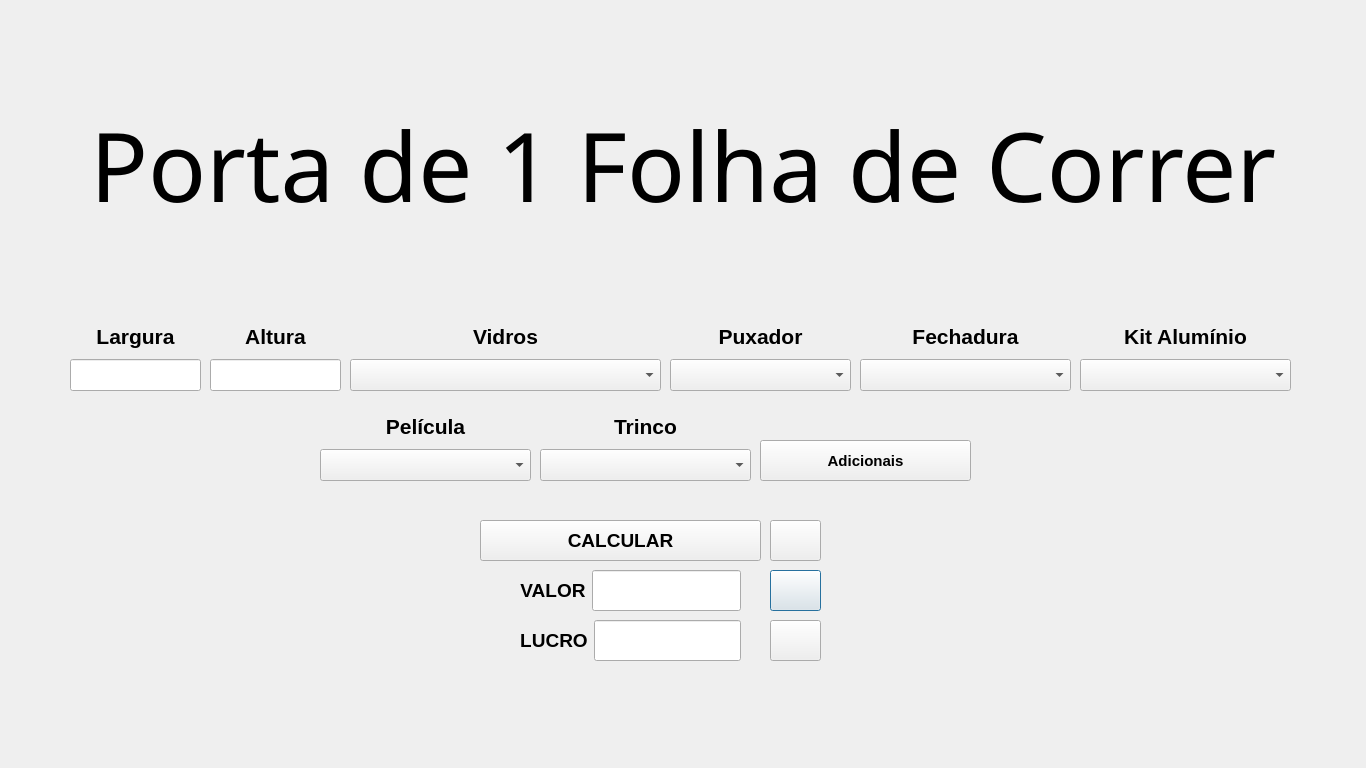
Old version of the form ArtvidrosV3/portade1folha.ui in the repository PedrOliveiraM/Artvidros-2023.
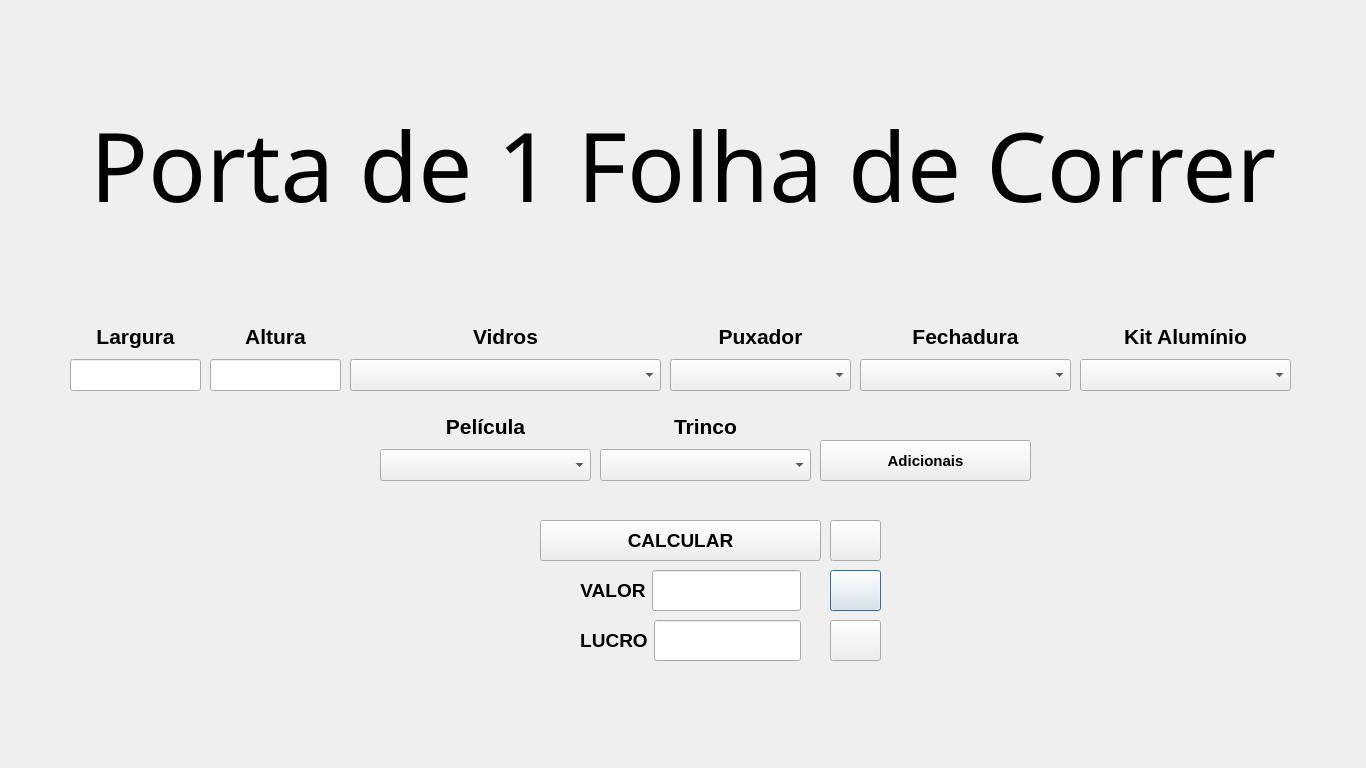
New version of the form. Icons and pictures are not drawn.

The edit to the form file:
```diff
--- a/ArtvidrosV3/portade1folha.ui
+++ b/ArtvidrosV3/portade1folha.ui
@@ -16,7 +16,7 @@
   <widget class="QPushButton" name="pushButtonSalvar">
    <property name="geometry">
     <rect>
-     <x>770</x>
+     <x>830</x>
      <y>570</y>
      <width>51</width>
      <height>41</height>
@@ -120,7 +120,7 @@
   <widget class="QPushButton" name="pushButtonRefatorando">
    <property name="geometry">
     <rect>
-     <x>760</x>
+     <x>820</x>
      <y>440</y>
      <width>211</width>
      <height>41</height>
@@ -195,7 +195,7 @@
   <widget class="QWidget" name="layoutWidget_7">
    <property name="geometry">
     <rect>
-     <x>320</x>
+     <x>380</x>
      <y>410</y>
      <width>211</width>
      <height>71</height>
@@ -281,7 +281,7 @@
   <widget class="QWidget" name="layoutWidget_9">
    <property name="geometry">
     <rect>
-     <x>540</x>
+     <x>600</x>
      <y>410</y>
      <width>211</width>
      <height>71</height>
@@ -362,7 +362,7 @@
   <widget class="QWidget" name="layoutWidget_3">
    <property name="geometry">
     <rect>
-     <x>520</x>
+     <x>580</x>
      <y>570</y>
      <width>221</width>
      <height>41</height>
@@ -437,7 +437,7 @@
   <widget class="QPushButton" name="pushButtonLimpar">
    <property name="geometry">
     <rect>
-     <x>770</x>
+     <x>830</x>
      <y>620</y>
      <width>51</width>
      <height>41</height>
@@ -460,7 +460,7 @@
   <widget class="QWidget" name="layoutWidget_2">
    <property name="geometry">
     <rect>
-     <x>520</x>
+     <x>580</x>
      <y>620</y>
      <width>221</width>
      <height>41</height>
@@ -522,7 +522,7 @@
   <widget class="QPushButton" name="pushButtonCalcular">
    <property name="geometry">
     <rect>
-     <x>480</x>
+     <x>540</x>
      <y>520</y>
      <width>281</width>
      <height>41</height>
@@ -547,7 +547,7 @@
   <widget class="QPushButton" name="pushButtonDesconto">
    <property name="geometry">
     <rect>
-     <x>770</x>
+     <x>830</x>
      <y>520</y>
      <width>51</width>
      <height>41</height>
```
